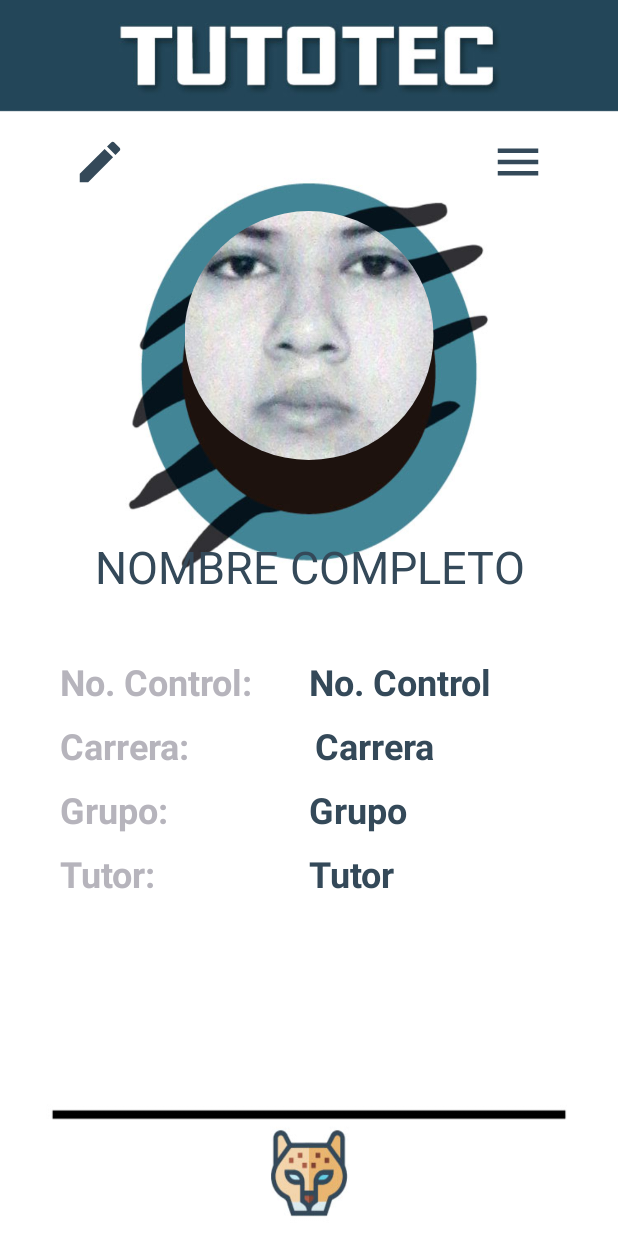
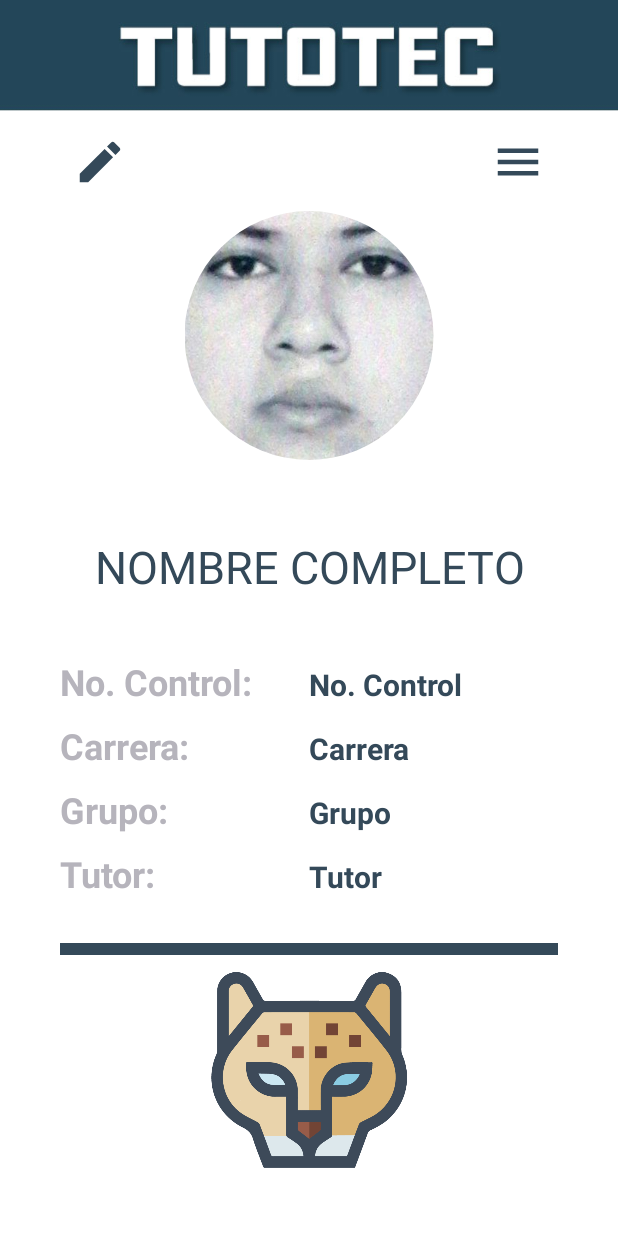
Before and after one commit to mariodominguez07/TutoTec, an Android app: the InicioAlumno screen opened directly, with no data from a screen before it, on a phone screen of 412 x 824 dp. Run offline under Robolectric (Android 15) with nearby library versions, the phone set to English and light mode, and no system bars; our stand-ins replace CircleImageView, Firebase (no records; nobody signed in at launch, a user with empty details on screens opened directly).

Commit message:
Actualización

```diff
--- a/app/src/main/AndroidManifest.xml
+++ b/app/src/main/AndroidManifest.xml
@@ -8,9 +8,9 @@
         android:allowBackup="true"
         android:dataExtractionRules="@xml/data_extraction_rules"
         android:fullBackupContent="@xml/backup_rules"
-        android:icon="@drawable/logo_jaguar"
+        android:icon="@drawable/tuto_logo"
         android:label="@string/app_name"
-        android:roundIcon="@drawable/logo_jaguar"
+        android:roundIcon="@drawable/tuto_logo"
         android:supportsRtl="true"
         android:theme="@style/Theme.TutoTec"
         tools:targetApi="31">
--- a/app/src/main/java/mx/tecnm/cdhidalgo/tutotec/InicioAlumno.kt
+++ b/app/src/main/java/mx/tecnm/cdhidalgo/tutotec/InicioAlumno.kt
@@ -4,6 +4,7 @@ import android.content.Intent
 import androidx.appcompat.app.AppCompatActivity
 import android.os.Bundle
 import android.widget.ImageButton
+import android.widget.PopupMenu
 import android.widget.TextView
 import androidx.fragment.app.Fragment
 import com.bumptech.glide.Glide
@@ -18,6 +19,7 @@ import mx.tecnm.cdhidalgo.tutotec.dataClass.Tutor
 class InicioAlumno : AppCompatActivity() {
 
     private lateinit var editar:ImageButton
+    private lateinit var menu : ImageButton
     private lateinit var carnet:ImageButton
     private lateinit var actividades:ImageButton
     private lateinit var solicitudes:ImageButton
@@ -43,6 +45,7 @@ class InicioAlumno : AppCompatActivity() {
         val baseDeDatos = Firebase.firestore
 
         editar = findViewById(R.id.btneditar)
+        menu = findViewById(R.id.btnmenu_alumno)
         /*carnet = findViewById(R.id.btncarnet_menu)
         actividades = findViewById(R.id.btnactividades_menu)
         solicitudes = findViewById(R.id.btnsolicitudes_menu)
@@ -85,6 +88,11 @@ class InicioAlumno : AppCompatActivity() {
             grupo.text = alumno.grupo
         }
 
+        menu.setOnClickListener {view->
+            val popupMenu = PopupMenu(this, view)
+
+            popupMenu.menuInflater.inflate()
+        }
        /* editar.setOnClickListener {  }
 
         carnet.setOnClickListener {  }
--- a/app/src/main/res/layout/activity_inicio_alumno.xml
+++ b/app/src/main/res/layout/activity_inicio_alumno.xml
@@ -5,7 +5,7 @@
     android:layout_width="match_parent"
     android:layout_height="match_parent"
     android:padding="20dp"
-    android:background="@drawable/fondo_carnet_alumno"
+    android:background="@drawable/fondo_carnet_tutor_tutotec"
     tools:context=".InicioAlumno">
 
     <TableLayout
@@ -41,12 +41,13 @@
                 android:visibility="invisible"/>
 
             <ImageButton
-                android:id="@+id/btnmenu"
+                android:id="@+id/btnmenu_alumno"
                 android:layout_width="0dp"
                 android:layout_height="wrap_content"
                 android:layout_weight="1"
                 android:src="@drawable/img_menu"
-                android:backgroundTint="@color/white"/>
+                android:backgroundTint="@color/white"
+                android:contentDescription="@string/menu_button_description"/>
         </TableRow>
     </TableLayout>
 
@@ -80,7 +81,8 @@
 
         <TableLayout
             android:layout_width="match_parent"
-            android:layout_height="wrap_content">
+            android:layout_height="wrap_content"
+            android:layout_marginBottom="20dp">
             <TableRow
                 android:layout_width="wrap_content"
                 android:layout_height="wrap_content"
@@ -101,7 +103,7 @@
                     android:layout_weight="1"
                     android:text="@string/texto07"
                     android:textColor="@color/color7"
-                    android:textSize="24sp"
+                    android:textSize="20sp"
                     android:textStyle="bold" />
             </TableRow>
 
@@ -110,8 +112,9 @@
                 android:layout_height="wrap_content"
                 android:layout_marginBottom="10dp">
                 <TextView
-                    android:layout_width="match_parent"
+                    android:layout_width="0dp"
                     android:layout_height="wrap_content"
+                    android:layout_weight="1"
                     android:text="@string/texto08"
                     android:textStyle="bold"
                     android:textColor="@color/color5"
@@ -124,8 +127,7 @@
                     android:layout_weight="1"
                     android:text="@string/texto09"
                     android:textColor="@color/color7"
-                    android:textAlignment="center"
-                    android:textSize="24sp"
+                    android:textSize="20sp"
                     android:textStyle="bold" />
             </TableRow>
 
@@ -149,7 +151,7 @@
                     android:layout_weight="1"
                     android:text="@string/texto11"
                     android:textColor="@color/color7"
-                    android:textSize="24sp"
+                    android:textSize="20sp"
                     android:textStyle="bold" />
             </TableRow>
 
@@ -173,11 +175,21 @@
                     android:layout_weight="1"
                     android:text="@string/texto13"
                     android:textColor="@color/color7"
-                    android:textSize="24sp"
+                    android:textSize="20sp"
                     android:textStyle="bold" />
             </TableRow>
         </TableLayout>
 
+        <ImageView
+            android:layout_width="match_parent"
+            android:layout_height="8dp"
+            android:background="@color/color7"
+            android:layout_marginBottom="10dp"/>
+
+        <ImageView
+            android:layout_width="match_parent"
+            android:layout_height="wrap_content"
+            android:src="@drawable/logo_jaguar"/>
 
     </LinearLayout>
 
--- /dev/null
+++ b/app/src/main/res/menu/menu_alumno.xml
@@ -0,0 +1,4 @@
+<?xml version="1.0" encoding="utf-8"?>
+<menu xmlns:android="http://schemas.android.com/apk/res/android">
+
+</menu>
```
Also changed, not shown: app/src/main/res/layout/activity_inicio_tutor.xml (+20 -8 lines), app/src/main/res/layout/activity_main.xml (+7 -2 lines), app/src/main/res/drawable/fondo_alumnos.jpg (added), app/src/main/res/drawable/fondo_carnet_alumno.jpg (deleted), app/src/main/res/drawable/fondo_carnet_alumno_tutotec.jpg (added), app/src/main/res/drawable/fondo_carnet_tutor.jpg (deleted), app/src/main/res/drawable/fondo_carnet_tutor_tutotec.jpg (added), app/src/main/res/drawable/fondo_index.jpg (deleted), app/src/main/res/drawable/jaguareres.png (added).
